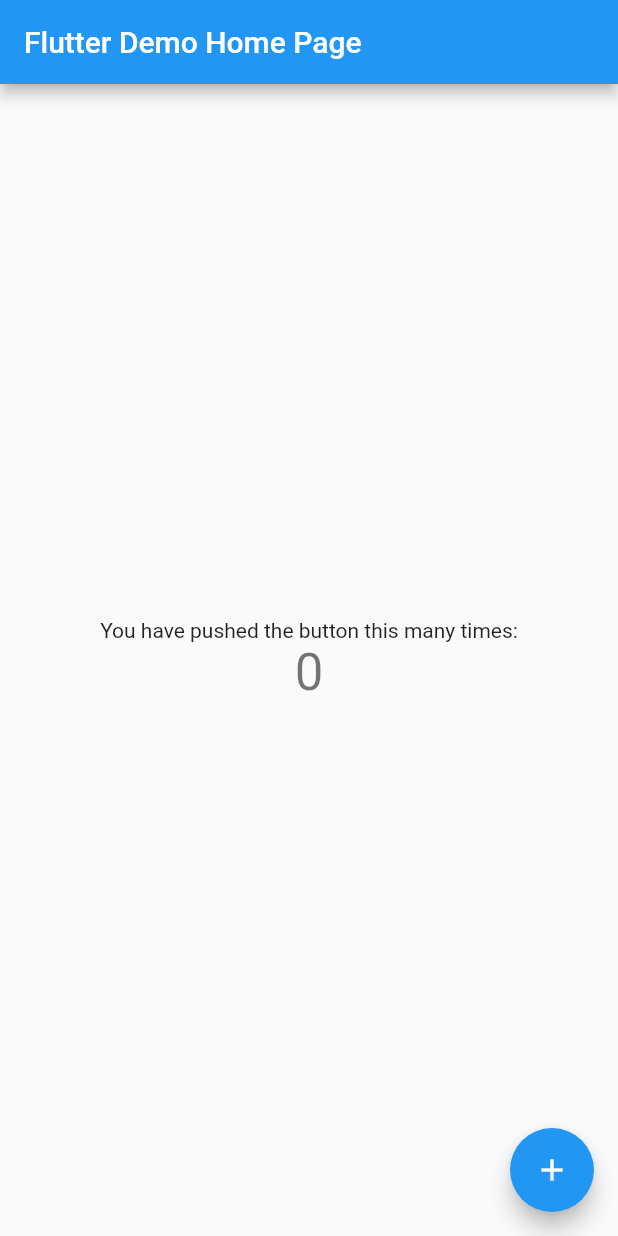
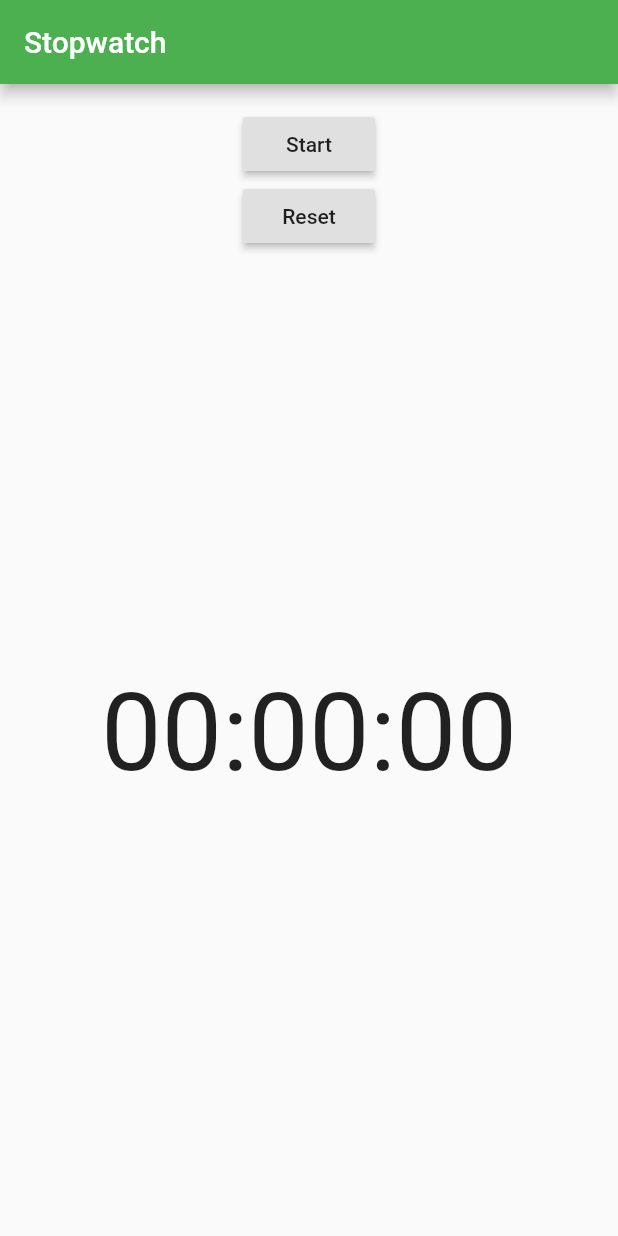
Before and after one commit to jnpatel2811/flutter_stopwatch, a Flutter app: the screen it shows after launch, on a phone screen of 412 x 824 dp. Run offline on Flutter 3.47's test engine with Material 2 defaults, Android fonts, the phone set to English and light mode, and no system bars.

Commit message:
Ui is done

```diff
--- a/lib/main.dart
+++ b/lib/main.dart
@@ -1,111 +1,17 @@
 import 'package:flutter/material.dart';
+import 'package:flutter_stopwatch/pages/home.dart';
 
-void main() => runApp(MyApp());
+void main() => runApp(Stopwatch());
 
-class MyApp extends StatelessWidget {
-  // This widget is the root of your application.
+class Stopwatch extends StatelessWidget {
   @override
   Widget build(BuildContext context) {
     return MaterialApp(
-      title: 'Flutter Demo',
+      title: 'Stopwatch',
       theme: ThemeData(
-        // This is the theme of your application.
-        //
-        // Try running your application with "flutter run". You'll see the
-        // application has a blue toolbar. Then, without quitting the app, try
-        // changing the primarySwatch below to Colors.green and then invoke
-        // "hot reload" (press "r" in the console where you ran "flutter run",
-        // or simply save your changes to "hot reload" in a Flutter IDE).
-        // Notice that the counter didn't reset back to zero; the application
-        // is not restarted.
-        primarySwatch: Colors.blue,
+        primarySwatch: Colors.green,
       ),
-      home: MyHomePage(title: 'Flutter Demo Home Page'),
+      home: HomeWidget(),
     );
   }
 }
-
-class MyHomePage extends StatefulWidget {
-  MyHomePage({Key key, this.title}) : super(key: key);
-
-  // This widget is the home page of your application. It is stateful, meaning
-  // that it has a State object (defined below) that contains fields that affect
-  // how it looks.
-
-  // This class is the configuration for the state. It holds the values (in this
-  // case the title) provided by the parent (in this case the App widget) and
-  // used by the build method of the State. Fields in a Widget subclass are
-  // always marked "final".
-
-  final String title;
-
-  @override
-  _MyHomePageState createState() => _MyHomePageState();
-}
-
-class _MyHomePageState extends State<MyHomePage> {
-  int _counter = 0;
-
-  void _incrementCounter() {
-    setState(() {
-      // This call to setState tells the Flutter framework that something has
-      // changed in this State, which causes it to rerun the build method below
-      // so that the display can reflect the updated values. If we changed
-      // _counter without calling setState(), then the build method would not be
-      // called again, and so nothing would appear to happen.
-      _counter++;
-    });
-  }
-
-  @override
-  Widget build(BuildContext context) {
-    // This method is rerun every time setState is called, for instance as done
-    // by the _incrementCounter method above.
-    //
-    // The Flutter framework has been optimized to make rerunning build methods
-    // fast, so that you can just rebuild anything that needs updating rather
-    // than having to individually change instances of widgets.
-    return Scaffold(
-      appBar: AppBar(
-        // Here we take the value from the MyHomePage object that was created by
-        // the App.build method, and use it to set our appbar title.
-        title: Text(widget.title),
-      ),
-      body: Center(
-        // Center is a layout widget. It takes a single child and positions it
-        // in the middle of the parent.
-        child: Column(
-          // Column is also layout widget. It takes a list of children and
-          // arranges them vertically. By default, it sizes itself to fit its
-          // children horizontally, and tries to be as tall as its parent.
-          //
-          // Invoke "debug painting" (press "p" in the console, choose the
-          // "Toggle Debug Paint" action from the Flutter Inspector in Android
-          // Studio, or the "Toggle Debug Paint" command in Visual Studio Code)
-          // to see the wireframe for each widget.
-          //
-          // Column has various properties to control how it sizes itself and
-          // how it positions its children. Here we use mainAxisAlignment to
-          // center the children vertically; the main axis here is the vertical
-          // axis because Columns are vertical (the cross axis would be
-          // horizontal).
-          mainAxisAlignment: MainAxisAlignment.center,
-          children: <Widget>[
-            Text(
-              'You have pushed the button this many times:',
-            ),
-            Text(
-              '$_counter',
-              style: Theme.of(context).textTheme.display1,
-            ),
-          ],
-        ),
-      ),
-      floatingActionButton: FloatingActionButton(
-        onPressed: _incrementCounter,
-        tooltip: 'Increment',
-        child: Icon(Icons.add),
-      ), // This trailing comma makes auto-formatting nicer for build methods.
-    );
-  }
-}
--- /dev/null
+++ b/lib/pages/home.dart
@@ -0,0 +1,60 @@
+import 'package:flutter/material.dart';
+
+class HomeWidget extends StatefulWidget {
+  @override
+  _HomeWidgetState createState() => _HomeWidgetState();
+}
+
+class _HomeWidgetState extends State<HomeWidget> {
+  String _stopwatchText = "00:00:00";
+  String _buttonText = "Start";
+
+  @override
+  Widget build(BuildContext context) {
+    return Scaffold(
+      appBar: AppBar(
+        title: Text("Stopwatch"),
+      ),
+      body: _buildBody(),
+    );
+  }
+
+  Widget _buildBody() {
+    return Padding(
+      padding: const EdgeInsets.all(16.0),
+      child: Column(
+        children: <Widget>[
+          Center(
+            child: Column(
+              children: <Widget>[
+                RaisedButton(
+                  onPressed: _startStopBtnClicked,
+                  child: Text(_buttonText),
+                ),
+                RaisedButton(
+                  onPressed: _resetBtnClicked,
+                  child: Text("Reset"),
+                ),
+              ],
+            ),
+          ),
+          Expanded(
+            child: FittedBox(
+              fit: BoxFit.none,
+              child: Text(
+                _stopwatchText,
+                style: TextStyle(
+                  fontSize: 72,
+                ),
+              ),
+            ),
+          ),
+        ],
+      ),
+    );
+  }
+
+  void _startStopBtnClicked() {}
+
+  void _resetBtnClicked() {}
+}
```
Also changed, not shown: 1 other file.
